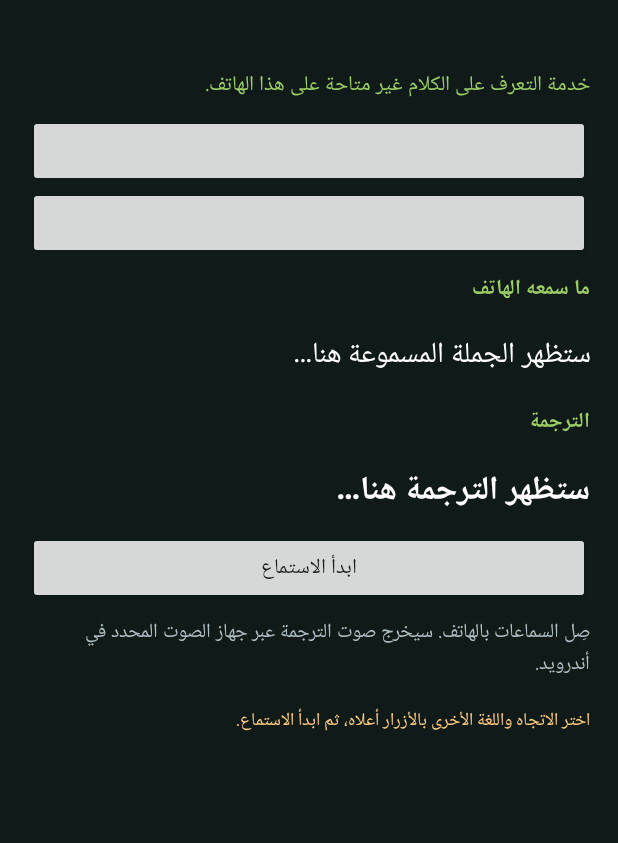
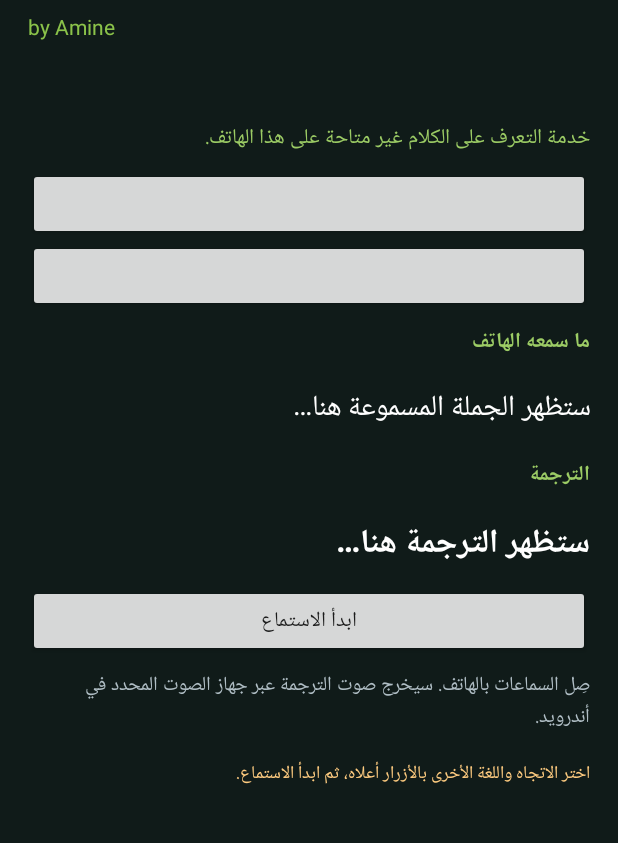
Before and after one commit to alwazierl/LiveTranslateAI, an Android app: the screen it shows after launch (MainActivity), on a phone screen of 412 x 824 dp, the part 109-952 px from its top. Run offline under Robolectric (Android 15) with nearby library versions, the phone set to English and light mode, and no system bars; libraries missing offline, so code that uses them is left out: com.google.mlkit.common, com.google.mlkit.nl; 12 statements that could not run were skipped.

Commit message:
Add subtitle text 'by Amine' to MainActivity

```diff
--- a/app/src/main/java/com/livetranslate/ai/MainActivity.kt
+++ b/app/src/main/java/com/livetranslate/ai/MainActivity.kt
@@ -76,6 +76,7 @@ class MainActivity : AppCompatActivity(), TextToSpeech.OnInitListener {
             setPadding(0, 12, 0, 12)
         }
         root.addView(text("LIVE TRANSLATE AI", 24f, 0xFFFFFFFF.toInt(), true))
+        root.addView(text("by Amine", 14f, 0xFF8BC34A.toInt()))
         subtitle = text("", 15f, 0xFFB9D8CF.toInt())
         root.addView(subtitle)
         status = text("جارٍ تجهيز الترجمة…", 14f, 0xFF9CCC65.toInt())
```
